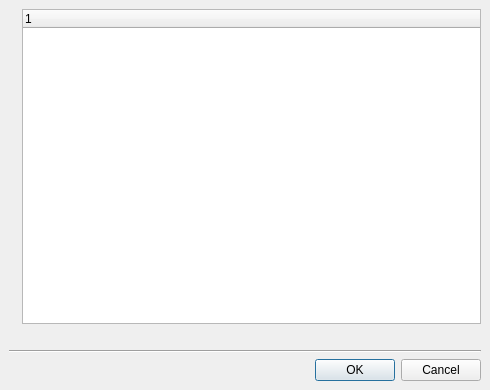
Old version of the form src/plugins/coreplugin/dialogs/newdialog.ui in the repository qt-creator/qt-creator.
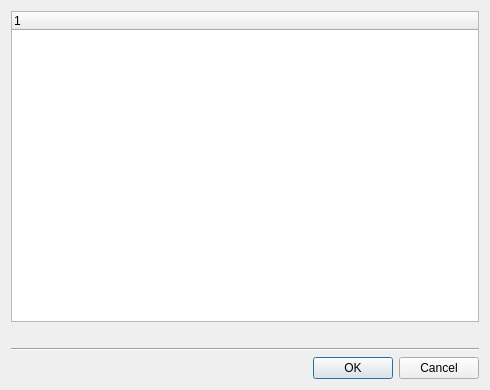
New version of the form.

Commit message:
Removed the watermark from the wizard pages
Too much Qt branding, looks cleaner without.

What changed in the file:
```diff
--- a/src/plugins/coreplugin/dialogs/newdialog.ui
+++ b/src/plugins/coreplugin/dialogs/newdialog.ui
@@ -13,22 +13,8 @@
   <property name="windowTitle">
    <string>New Project</string>
   </property>
-  <layout class="QVBoxLayout">
-   <property name="spacing">
-    <number>6</number>
-   </property>
-   <property name="margin">
-    <number>9</number>
-   </property>
+  <layout class="QVBoxLayout" name="verticalLayout">
    <item>
-    <layout class="QGridLayout">
-     <property name="margin">
-      <number>0</number>
-     </property>
-     <property name="spacing">
-      <number>6</number>
-     </property>
-     <item row="0" column="1">
       <widget class="QTreeWidget" name="templatesTree">
        <property name="minimumSize">
         <size>
@@ -43,18 +29,8 @@
        </column>
       </widget>
      </item>
-     <item row="1" column="1">
-      <widget class="QLabel" name="descLabel">
-      </widget>
-     </item>
-     <item row="0" column="0">
-      <widget class="QLabel" name="watermark">
-       <property name="alignment">
-        <set>Qt::AlignLeading|Qt::AlignLeft|Qt::AlignTop</set>
-       </property>
-      </widget>
-     </item>
-    </layout>
+   <item>
+    <widget class="QLabel" name="descLabel"/>
    </item>
    <item>
     <widget class="Line" name="line">
```
Lines whose indentation alone changed are shown as unchanged. The commit also changes 6 other files.
